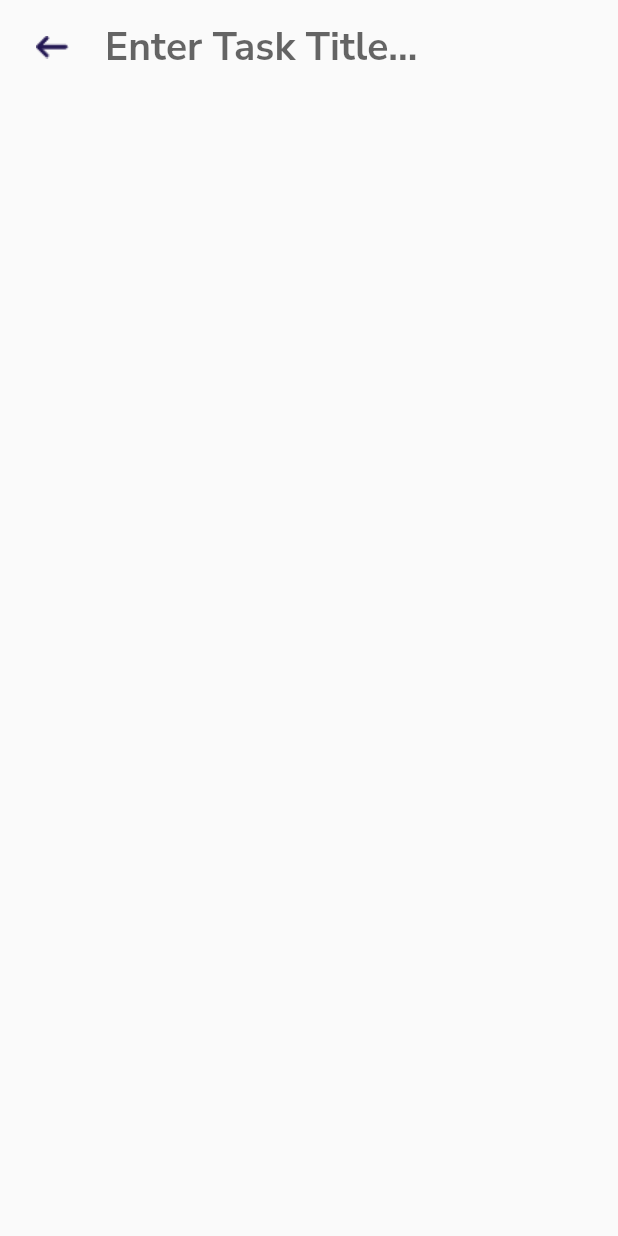
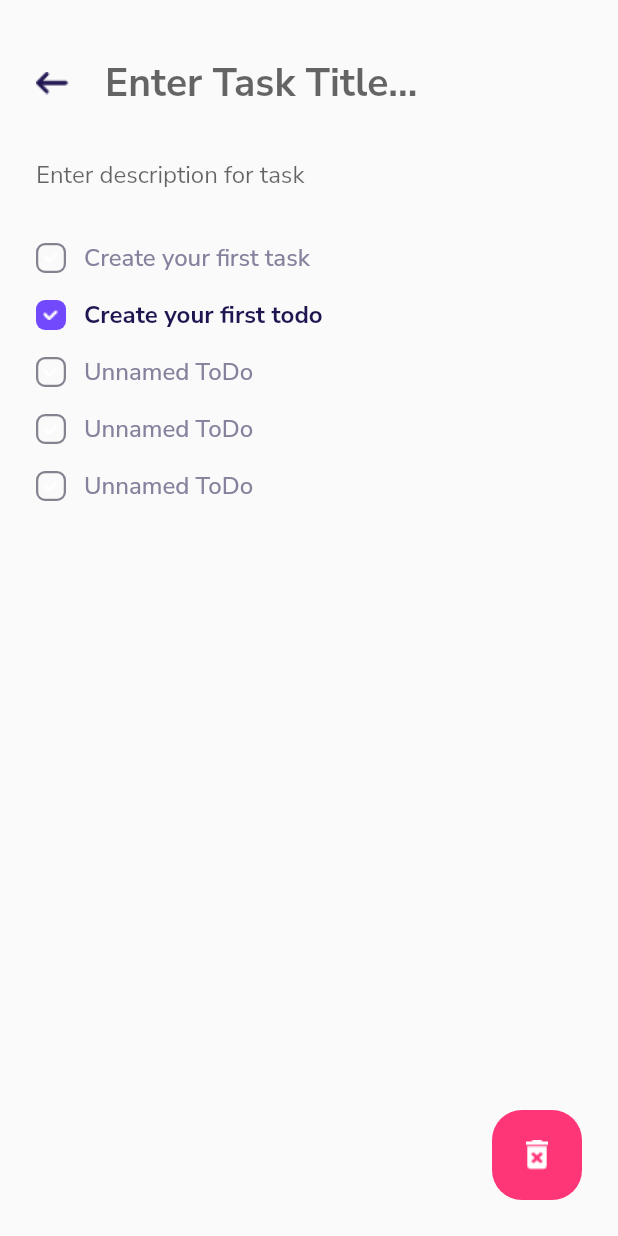
Before and after one commit to Aman-Kothari7/to_do_app, a Flutter app: the Taskpage screen opened directly, on a phone screen of 412 x 824 dp. Run offline on Flutter 3.47's test engine with Material 2 defaults, Android fonts, the phone set to English and light mode, and no system bars; our stand-ins replace google_fonts.

Commit message:
Part 2 complete

```diff
--- a/lib/screens/homepage.dart
+++ b/lib/screens/homepage.dart
@@ -35,6 +35,8 @@ class _HomepageState extends State<Homepage> {
                     ),
                   ),
                   Expanded(
+                    child: ScrollConfiguration(
+                      behavior: NoGlowBehaviour(),
                       child: ListView(
                         children: [
                           TaskCardWidget(
@@ -45,6 +47,7 @@ class _HomepageState extends State<Homepage> {
                           TaskCardWidget(),
                           TaskCardWidget(),
                         ],
+                      ),
                     ),
                   ),
                 ],
@@ -63,7 +66,11 @@ class _HomepageState extends State<Homepage> {
                     width: 60.0,
                     height: 60.0,
                     decoration: BoxDecoration(
-                      color: Color(0XFF7349FE),
+                      gradient: LinearGradient(
+                        colors: [Color(0XFF7349FE), Color(0xFF643FDB)],
+                        begin: Alignment(0.0, -1.0),
+                        end: Alignment(0.0, 1.0),
+                      ),
                       borderRadius: BorderRadius.circular(20.0),
                     ),
                     child:
--- a/lib/screens/taskpage.dart
+++ b/lib/screens/taskpage.dart
@@ -1,4 +1,5 @@
 import 'package:flutter/material.dart';
+import '../widgets.dart';
 
 class Taskpage extends StatefulWidget {
   const Taskpage({Key? key}) : super(key: key);
@@ -13,14 +14,28 @@ class _TaskpageState extends State<Taskpage> {
     return Scaffold(
       body: SafeArea(
         child: Container(
-          child: Column(
+          child: Stack(
             children: [
-              Row(
+              Column(
+                crossAxisAlignment: CrossAxisAlignment.start,
                 children: [
                   Padding(
+                    padding: const EdgeInsets.only(
+                      top: 24.0,
+                      bottom: 6.0,
+                    ),
+                    child: Row(
+                      children: [
+                        InkWell(
+                          onTap: () {
+                            Navigator.pop(context);
+                          },
+                          child: Padding(
                             padding: const EdgeInsets.all(24.0),
                             child: Image(
-                      image: AssetImage("assets/images/back_arrow_icon.png"),
+                              image: AssetImage(
+                                  "assets/images/back_arrow_icon.png"),
+                            ),
                           ),
                         ),
                         Expanded(
@@ -37,6 +52,56 @@ class _TaskpageState extends State<Taskpage> {
                         )),
                       ],
                     ),
+                  ),
+                  Padding(
+                    padding: EdgeInsets.only(
+                      bottom: 12.0,
+                    ),
+                    child: TextField(
+                      decoration: InputDecoration(
+                        hintText: "Enter description for task",
+                        border: InputBorder.none,
+                        contentPadding: EdgeInsets.symmetric(
+                          horizontal: 24.0,
+                        ),
+                      ),
+                    ),
+                  ),
+                  TodoWidget(
+                    text: "Create your first task",
+                    isDone: false,
+                  ),
+                  TodoWidget(
+                    text: "Create your first todo ",
+                    isDone: true,
+                  ),
+                  TodoWidget(),
+                  TodoWidget(),
+                  TodoWidget(),
+                ],
+              ),
+              Positioned(
+                bottom: 24.0,
+                right: 24.0,
+                child: GestureDetector(
+                  onTap: () {
+                    Navigator.push(
+                      context,
+                      MaterialPageRoute(builder: (context) => Taskpage()),
+                    );
+                  },
+                  child: Container(
+                    width: 60.0,
+                    height: 60.0,
+                    decoration: BoxDecoration(
+                      color: Color(0XFFFE3577),
+                      borderRadius: BorderRadius.circular(20.0),
+                    ),
+                    child: Image(
+                        image: AssetImage("assets/images/delete_icon.png")),
+                  ),
+                ),
+              ),
             ],
           ),
         ),
--- a/lib/widgets.dart
+++ b/lib/widgets.dart
@@ -50,3 +50,59 @@ class TaskCardWidget extends StatelessWidget {
     );
   }
 }
+
+class TodoWidget extends StatelessWidget {
+  //const TodoWidget({Key? key}) : super(key: key);
+
+  final String text;
+  final bool isDone;
+  TodoWidget({this.text = "Unnamed ToDo", this.isDone = false});
+
+  @override
+  Widget build(BuildContext context) {
+    return Container(
+      padding: EdgeInsets.symmetric(
+        horizontal: 24.0,
+        vertical: 8.0,
+      ),
+      child: Row(
+        children: [
+          Container(
+            width: 20.0,
+            height: 20.0,
+            margin: EdgeInsets.only(
+              right: 12.0,
+            ),
+            decoration: BoxDecoration(
+              color: isDone ? Color(0xFF7349FE) : Colors.transparent,
+              borderRadius: BorderRadius.circular(6.0),
+              border: isDone
+                  ? null
+                  : Border.all(
+                      color: Color(0xFF868290),
+                      width: 1.5,
+                    ),
+            ),
+            child: Image(image: AssetImage('assets/images/check_icon.png')),
+          ),
+          Text(
+            text,
+            style: TextStyle(
+              color: isDone ? Color(0xFF211551) : Color(0xFF86829D),
+              fontSize: 16.0,
+              fontWeight: isDone ? FontWeight.bold : FontWeight.w500,
+            ),
+          ),
+        ],
+      ),
+    );
+  }
+}
+
+class NoGlowBehaviour extends ScrollBehavior {
+  @override
+  Widget buildViewportChrome(
+      BuildContext context, Widget child, AxisDirection axisDirection) {
+    return child;
+  }
+}
```
Lines whose indentation alone changed are shown as unchanged.
